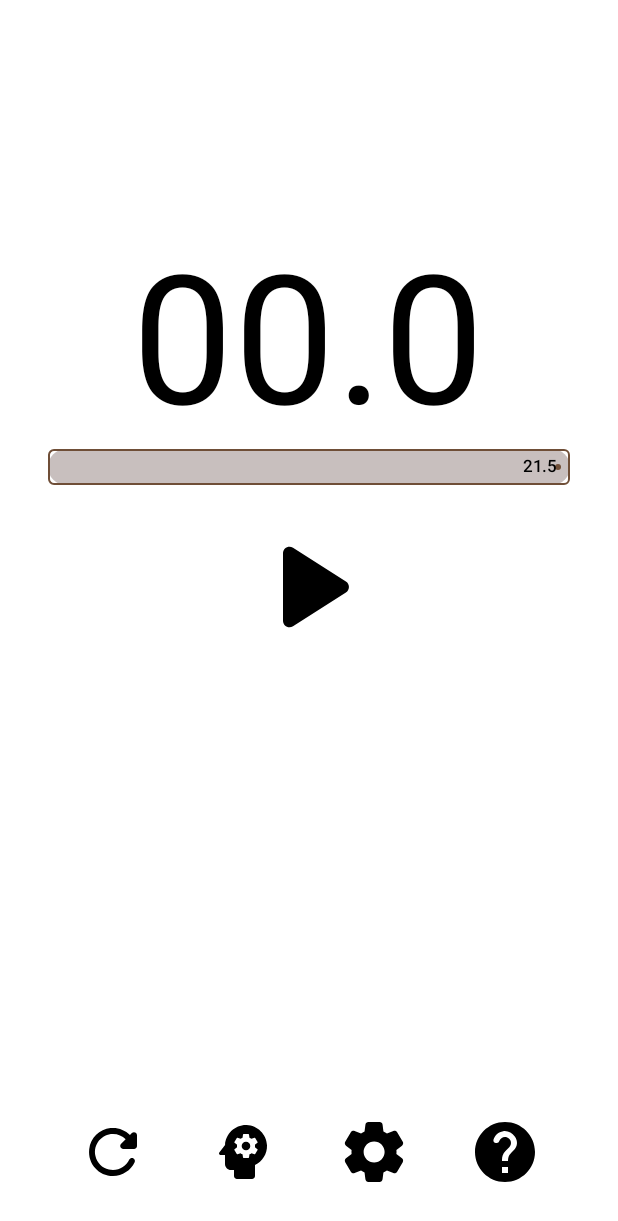
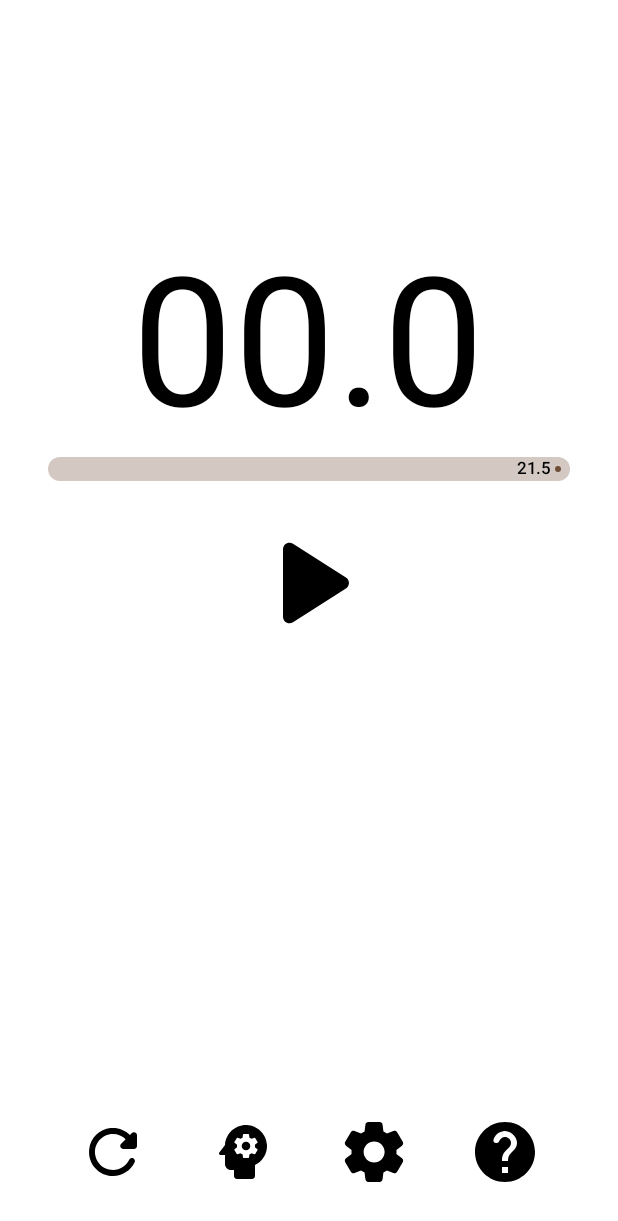
Before and after one commit to schbrongx/EspressoTimer, an Android app built with Jetpack Compose: the @Preview function TimerScreenPreview, on a phone screen of 412 x 824 dp. Shown: the top 1221 px of the screen. Run offline under Robolectric (Android 15) with nearby library versions, the phone set to English and light mode, and no system bars.

Commit message:
Fixed minor bug with progressbar

```diff
--- a/app/src/main/java/com/schbrongx/espressotimer/ui/screens/TimerScreen.kt
+++ b/app/src/main/java/com/schbrongx/espressotimer/ui/screens/TimerScreen.kt
@@ -36,10 +36,17 @@ import androidx.compose.runtime.setValue
 import androidx.compose.ui.Alignment
 import androidx.compose.ui.Modifier
 import androidx.compose.ui.graphics.Color
+import androidx.compose.ui.platform.LocalContext
+import androidx.compose.ui.tooling.preview.Preview
 import androidx.compose.ui.unit.dp
 import androidx.compose.ui.unit.sp
 import androidx.navigation.NavController
+import com.schbrongx.espressotimer.DEFAULT_LANGUAGE
+import com.schbrongx.espressotimer.DEFAULT_TARGET_TIME
+import com.schbrongx.espressotimer.EspressoTimerApp
+import com.schbrongx.espressotimer.EspressoTimerMaterialTheme
 import com.schbrongx.espressotimer.R
+import com.schbrongx.espressotimer.data.SettingsDataStore
 import com.schbrongx.espressotimer.utils.formatTime
 import com.schbrongx.espressotimer.utils.localizedStringResource
 import kotlinx.coroutines.delay
@@ -87,6 +94,8 @@ fun TimerScreen(
             modifier = Modifier.align(Alignment.CenterHorizontally)
         )
 
+        Spacer(modifier = Modifier.height(4.dp))
+
         Box (
             modifier = Modifier
                 .fillMaxWidth()
@@ -98,28 +107,23 @@ fun TimerScreen(
                 progress = { progress },
                 modifier = Modifier
                     .fillMaxWidth()
-                    .height(24.dp)
-                    .border(
-                        width = 1.dp,
-                        color = MaterialTheme.colorScheme.primary,
-                        shape = RoundedCornerShape(4.dp)
-                    ),
+                    .height(16.dp),
                 color = progressColor,
-                trackColor = MaterialTheme.colorScheme.onSurface.copy(alpha = 0.3f),
+                trackColor = progressColor.copy(alpha = 0.3f),
             )
 
             // Text showing the target time, placed at the end of the progress bar
             Box(
                 modifier = Modifier
                     .fillMaxWidth()
-                    .align(Alignment.Center)
+                    .align(Alignment.Center),
             ) {
                 Text(
                     text = targetTime.toString(),
                     style = MaterialTheme.typography.labelSmall,
                     modifier = Modifier
                         .align(Alignment.CenterEnd)
-                        .padding(end = 8.dp),
+                        .padding(end = 12.dp),
                 )
             }
         }
@@ -206,3 +210,15 @@ fun TimerScreen(
         }
     }
 }
+
+@Preview(showBackground = true)
+@Composable
+fun TimerScreenPreview() {
+    EspressoTimerMaterialTheme {
+        EspressoTimerApp(
+            savedTargetTime = DEFAULT_TARGET_TIME,
+            savedLanguage = DEFAULT_LANGUAGE,
+            settingsDataStore = SettingsDataStore(LocalContext.current)
+        )
+    }
+}
```
